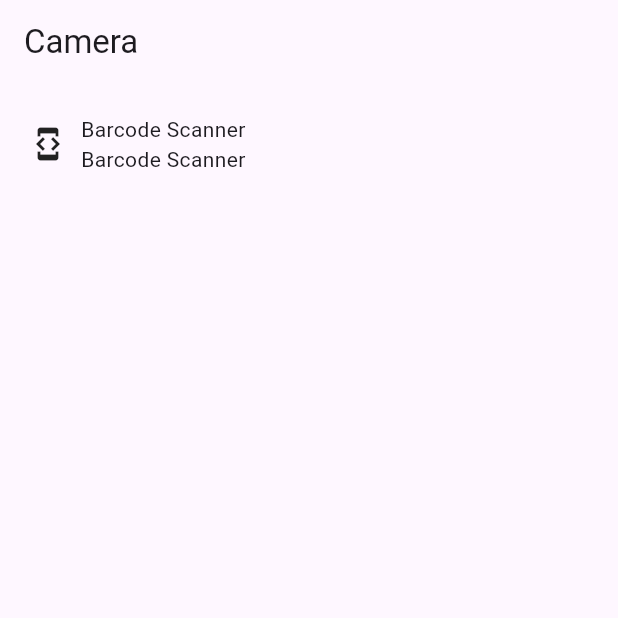
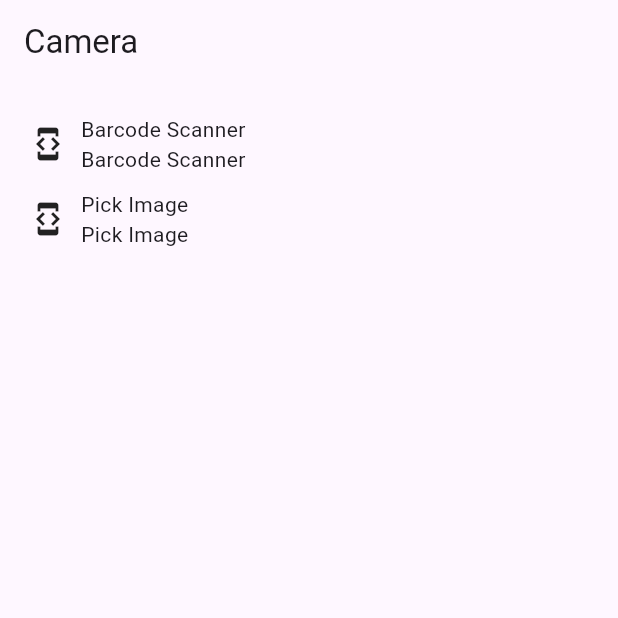
Before and after one commit to fadlurahmanfdev/flutter_feature_barcode, a Flutter app: the screen it shows after launch, on a phone screen of 412 x 824 dp, the top half of it. Run offline on Flutter 3.47's test engine with Material 3 defaults, Android fonts, the phone set to English and light mode, and no system bars; our stand-ins replace image_picker, plugin_platform_interface; missing offline and left inert: flutter_feature_camera, google_mlkit_barcode_scanning.

Commit message:
add example for barcode processing from pick image

```diff
--- a/example/lib/presentation/main_page.dart
+++ b/example/lib/presentation/main_page.dart
@@ -1,7 +1,10 @@
 import 'package:example/data/dto/model/feature_model.dart';
 import 'package:example/presentation/barcode_scanner_page.dart';
+import 'package:example/presentation/preview_barcode_page.dart';
 import 'package:example/presentation/widget/feature_widget.dart';
 import 'package:flutter/material.dart';
+import 'package:flutter_feature_barcode/flutter_feature_barcode.dart';
+import 'package:image_picker/image_picker.dart';
 
 class MainPage extends StatefulWidget {
   const MainPage({super.key});
@@ -11,18 +14,28 @@ class MainPage extends StatefulWidget {
 }
 
 class _MainPageState extends State<MainPage> {
+  final picker = ImagePicker();
+  final featureBarcode = FlutterFeatureBarcode();
+
   List<FeatureModel> features = [
     FeatureModel(
       title: 'Barcode Scanner',
       desc: 'Barcode Scanner',
       key: 'BARCODE_SCANNER',
     ),
+    FeatureModel(
+      title: 'Pick Image',
+      desc: 'Pick Image',
+      key: 'PICK_IMAGE',
+    ),
   ];
 
   @override
   void initState() {
     super.initState();
-    WidgetsBinding.instance.addPostFrameCallback((_) {});
+    WidgetsBinding.instance.addPostFrameCallback((_) {
+      featureBarcode.initialize();
+    });
   }
 
   @override
@@ -40,6 +53,21 @@ class _MainPageState extends State<MainPage> {
                 case "BARCODE_SCANNER":
                   Navigator.of(context).push(MaterialPageRoute(builder: (_) => const BarcodeScannerPage()));
                   break;
+                case "PICK_IMAGE":
+                  picker.pickImage(source: ImageSource.gallery).then((xFile) {
+                    if (xFile != null) {
+                      featureBarcode.process(InputImage.fromFilePath(xFile.path)).then((barcodes) {
+                        if (barcodes.isNotEmpty) {
+                          Navigator.of(context).push(MaterialPageRoute(
+                              builder: (_) => PreviewBarcodePage(barcodeRawValue: barcodes.first.rawValue!)));
+                        } else {
+                          ScaffoldMessenger.of(context)
+                              .showSnackBar(const SnackBar(content: Text('No barcode detected')));
+                        }
+                      });
+                    }
+                  });
+                  break;
               }
             },
             child: ItemFeatureWidget(feature: feature),
--- a/example/pubspec.yaml
+++ b/example/pubspec.yaml
@@ -24,6 +24,7 @@ dependencies:
     # The example app is bundled with the plugin so we use a path dependency on
     # the parent directory to use the current plugin's version.
     path: ../
+  image_picker: ^1.1.2
 
   # The following adds the Cupertino Icons font to your application.
   # Use with the CupertinoIcons class for iOS style icons.
```
Also changed, not shown: example/pubspec.lock, 1 other file.
